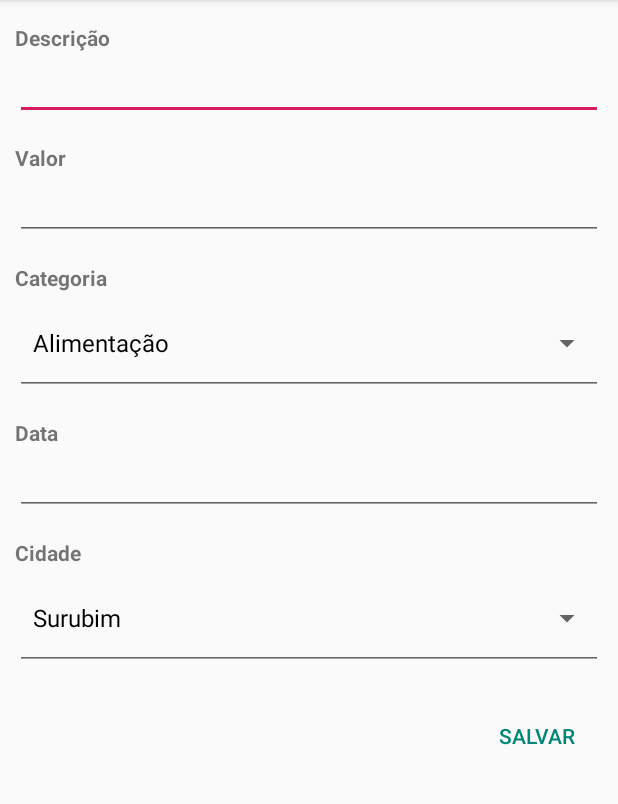
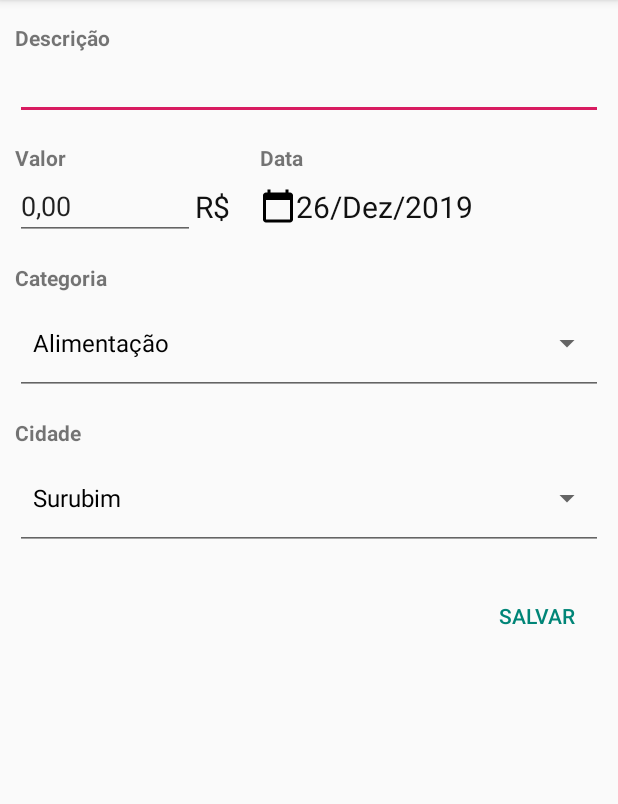
Before and after one commit to ramonsantos/expenses-notebook-android-app, an Android app: the ExpenseFormActivity screen opened directly, with no data from a screen before it, on a phone screen of 412 x 824 dp, the part 84-888 px from its top. Run offline under Robolectric (Android 15) with nearby library versions, the phone set to English and light mode, and no system bars; our stand-ins replace Room's generated code.

Commit message:
Improving Expense form

```diff
--- a/app/src/main/java/io/github/ramonsantos/expensesnotebook/ui/ExpenseFormActivity.kt
+++ b/app/src/main/java/io/github/ramonsantos/expensesnotebook/ui/ExpenseFormActivity.kt
@@ -1,15 +1,19 @@
 package io.github.ramonsantos.expensesnotebook.ui
 
-import androidx.appcompat.app.AppCompatActivity
+import android.app.DatePickerDialog
 import android.os.Bundle
 import android.view.View
 import android.widget.ArrayAdapter
 import android.widget.Spinner
 import android.widget.Toast
+import androidx.appcompat.app.AlertDialog
+import androidx.appcompat.app.AppCompatActivity
 import io.github.ramonsantos.expensesnotebook.R
 import io.github.ramonsantos.expensesnotebook.config.AppDatabase
 import io.github.ramonsantos.expensesnotebook.model.Expense
+import io.github.ramonsantos.expensesnotebook.util.Mask
 import kotlinx.android.synthetic.main.activity_expense_form.*
+import java.util.*
 
 class ExpenseFormActivity : AppCompatActivity() {
     private lateinit var appDatabase: AppDatabase
@@ -25,7 +29,11 @@ class ExpenseFormActivity : AppCompatActivity() {
         appDatabase = AppDatabase.getInstance(applicationContext)
     }
 
-    fun saveExpense(view : View) {
+    fun saveExpense(view: View) {
+        if (!validateForm()) {
+            return
+        }
+
         appDatabase.expenseDao().create(buildExpense())
 
         Toast.makeText(this, R.string.message_expense_created, Toast.LENGTH_SHORT).show()
@@ -33,9 +41,32 @@ class ExpenseFormActivity : AppCompatActivity() {
         super.finish()
     }
 
+    private fun validateForm(): Boolean {
+        if (description_edit_text.text.toString().isBlank()) {
+            showValidatorAlert(getString(R.string.label_description))
+        } else if (amount_edit_text.text.toString().isBlank() || amount_edit_text.text.toString() == "0,00") {
+            showValidatorAlert(getString(R.string.label_amount))
+        } else {
+            return true
+        }
+
+        return false
+    }
+
+    private fun showValidatorAlert(field: String) {
+        var alertDialog = AlertDialog.Builder(this)
+        alertDialog.setTitle(getString(R.string.message_warning))
+        alertDialog.setMessage("${getString(R.string.message_the_field)} \"$field\" ${getString(R.string.message_is_mandatory)}")
+        alertDialog.setPositiveButton(getString(R.string.message_ok), { _, _ -> })
+        alertDialog.show()
+    }
+
     private fun buildComponents() {
         buildCategorySpinner()
         buildPlaceSpinner()
+        buildDatePicker()
+
+        amount_edit_text.addTextChangedListener(Mask.moneyMask(amount_edit_text))
     }
 
     private fun buildCategorySpinner() {
@@ -62,12 +93,56 @@ class ExpenseFormActivity : AppCompatActivity() {
         }
     }
 
+    private fun buildDatePicker() {
+        val calendar = Calendar.getInstance()
+        val currentYear = calendar.get(Calendar.YEAR)
+        val currentMonth = calendar.get(Calendar.MONTH)
+        val currentDay = calendar.get(Calendar.DAY_OF_MONTH)
+
+        date_value_text_view.text = buildDateString(currentYear, currentMonth, currentDay)
+
+        val dpd = DatePickerDialog(
+            this,
+            DatePickerDialog.OnDateSetListener { _, year, monthOfYear, dayOfMonth ->
+                date_value_text_view.text = buildDateString(year, monthOfYear, dayOfMonth)
+            },
+            currentYear,
+            currentMonth,
+            currentDay
+        )
+
+        pick_date_button.setOnClickListener { dpd.show() }
+        date_value_text_view.setOnClickListener { dpd.show() }
+    }
+
+    private fun buildDateString(year: Int, month: Int, day: Int): String {
+        val months = arrayOf(
+            "Jan",
+            "Fev",
+            "Mar",
+            "Abr",
+            "Mai",
+            "Jun",
+            "Jul",
+            "Ago",
+            "Set",
+            "Out",
+            "Nov",
+            "Dez"
+        )
+
+        val dayValue = if (day < 10) "0$day" else "$day"
+        val monthValue = months[month]
+
+        return "$dayValue/$monthValue/$year"
+    }
+
     private fun buildExpense(): Expense {
-        val description : String = description_edit_text.text.toString()
-        val amount : Double = amount_edit_text.text.toString().toDouble()
-        val category : String = categoriesSpinner.selectedItem.toString()
-        val date: String = date_edit_text.text.toString()
-        val place : String = placeSpinner.selectedItem.toString()
+        val description: String = description_edit_text.text.toString()
+        val amount: Double =
+            amount_edit_text.text.toString().replace(".", "").replace(",", ".").toDouble()
+        val category: String = categoriesSpinner.selectedItem.toString()
+        val place: String = placeSpinner.selectedItem.toString()
 
         return Expense(0, description, amount, category, place, "")
     }
--- /dev/null
+++ b/app/src/main/java/io/github/ramonsantos/expensesnotebook/util/Mask.java
@@ -0,0 +1,41 @@
+package io.github.ramonsantos.expensesnotebook.util;
+
+import android.icu.text.NumberFormat;
+import android.text.Editable;
+import android.text.TextWatcher;
+import android.widget.EditText;
+
+public class Mask {
+    public static TextWatcher moneyMask(final EditText editText) {
+        return new TextWatcher() {
+            private String current = "";
+
+            @Override
+            public void beforeTextChanged(CharSequence s, int start, int count, int after) {
+            }
+
+            @Override
+            public void afterTextChanged(Editable s) {
+            }
+
+            @Override
+            public void onTextChanged(CharSequence s, int start, int before, int count) {
+                if (!s.toString().equals(current)) {
+                    editText.removeTextChangedListener(this);
+
+                    String cleanString = s.toString().replaceAll("[R$,.]", "");
+
+                    double parsed = Double.parseDouble(cleanString);
+                    String formatted = NumberFormat.getCurrencyInstance().format((parsed / 100));
+
+                    current = formatted.replaceAll("[R$]", "");
+                    editText.setText(current);
+                    editText.setSelection(current.length());
+
+                    editText.addTextChangedListener(this);
+                }
+            }
+
+        };
+    }
+}
--- /dev/null
+++ b/app/src/main/res/drawable/ic_calendar_today_24px.xml
@@ -0,0 +1,9 @@
+<vector xmlns:android="http://schemas.android.com/apk/res/android"
+    android:width="24dp"
+    android:height="24dp"
+    android:viewportWidth="24"
+    android:viewportHeight="24">
+  <path
+      android:fillColor="#FF000000"
+      android:pathData="M20,3h-1L19,1h-2v2L7,3L7,1L5,1v2L4,3c-1.1,0 -2,0.9 -2,2v16c0,1.1 0.9,2 2,2h16c1.1,0 2,-0.9 2,-2L22,5c0,-1.1 -0.9,-2 -2,-2zM20,21L4,21L4,8h16v13z"/>
+</vector>
--- a/app/src/main/res/layout/activity_expense_form.xml
+++ b/app/src/main/res/layout/activity_expense_form.xml
@@ -1,6 +1,5 @@
 <?xml version="1.0" encoding="utf-8"?>
-<androidx.constraintlayout.widget.ConstraintLayout
-    xmlns:android="http://schemas.android.com/apk/res/android"
+<androidx.constraintlayout.widget.ConstraintLayout xmlns:android="http://schemas.android.com/apk/res/android"
     xmlns:app="http://schemas.android.com/apk/res-auto"
     xmlns:tools="http://schemas.android.com/tools"
     android:layout_width="match_parent"
@@ -8,15 +7,16 @@
     app:layout_behavior="@string/appbar_scrolling_view_behavior"
     tools:context=".ui.ExpenseFormActivity">
 
+    <!-- Description -->
     <TextView
         android:id="@+id/description_text_view"
         android:layout_width="wrap_content"
         android:layout_height="wrap_content"
+        android:layout_marginLeft="10dp"
+        android:layout_marginTop="15dp"
+        android:layout_marginRight="10dp"
         android:text="@string/label_description"
         android:textStyle="bold"
-        android:layout_marginLeft="10dp"
-        android:layout_marginRight="10dp"
-        android:layout_marginTop="15dp"
         app:layout_constraintStart_toStartOf="parent"
         app:layout_constraintTop_toTopOf="parent" />
 
@@ -32,107 +32,131 @@
         app:layout_constraintStart_toStartOf="parent"
         app:layout_constraintTop_toBottomOf="@+id/description_text_view" />
 
+    <!-- Amount-->
     <TextView
         android:id="@+id/amount_text_view"
         android:layout_width="wrap_content"
         android:layout_height="wrap_content"
+        android:layout_marginLeft="10dp"
+        android:layout_marginTop="15dp"
+        android:layout_marginRight="10dp"
         android:text="@string/label_amount"
         android:textStyle="bold"
-        android:layout_marginLeft="10dp"
-        android:layout_marginRight="10dp"
-        android:layout_marginTop="15dp"
         app:layout_constraintStart_toStartOf="parent"
         app:layout_constraintTop_toBottomOf="@+id/description_edit_text" />
 
     <EditText
         android:id="@+id/amount_edit_text"
-        android:layout_width="match_parent"
+        android:layout_width="120dp"
         android:layout_height="wrap_content"
+        android:layout_marginLeft="10dp"
         android:ems="10"
-        android:inputType="numberDecimal"
-        android:layout_marginLeft="10dp"
-        android:layout_marginRight="10dp"
+        android:inputType="number"
+        android:text="0,00"
         app:layout_constraintStart_toStartOf="parent"
         app:layout_constraintTop_toBottomOf="@+id/amount_text_view" />
 
     <TextView
-        android:id="@+id/category_text_view"
+        android:id="@+id/money_text_view"
         android:layout_width="wrap_content"
         android:layout_height="wrap_content"
-        android:text="@string/label_category"
-        android:textStyle="bold"
-        android:layout_marginLeft="10dp"
-        android:layout_marginRight="10dp"
-        android:layout_marginTop="15dp"
-        app:layout_constraintStart_toStartOf="parent"
-        app:layout_constraintTop_toBottomOf="@+id/amount_edit_text" />
+        android:text="R$"
+        android:textColor="#111111"
+        android:textSize="20sp"
+        app:layout_constraintBottom_toBottomOf="@+id/amount_edit_text"
+        app:layout_constraintStart_toEndOf="@+id/amount_edit_text"
+        app:layout_constraintTop_toTopOf="@+id/amount_edit_text" />
 
-    <Spinner
-        android:id="@+id/category_spinner"
-        android:layout_width="match_parent"
-        android:layout_height="wrap_content"
-        style="@style/Base.Widget.AppCompat.Spinner.Underlined"
-        android:layout_marginLeft="10dp"
-        android:layout_marginRight="10dp"
-        app:layout_constraintStart_toStartOf="parent"
-        app:layout_constraintTop_toBottomOf="@+id/category_text_view" />
-
+    <!--date-->
     <TextView
         android:id="@+id/date_text_view"
         android:layout_width="wrap_content"
         android:layout_height="wrap_content"
         android:text="@string/label_date"
         android:textStyle="bold"
+        app:layout_constraintBottom_toBottomOf="@+id/amount_text_view"
+        app:layout_constraintStart_toStartOf="@+id/pick_date_button"
+        app:layout_constraintTop_toTopOf="@+id/amount_text_view" />
+
+    <ImageButton
+        android:id="@+id/pick_date_button"
+        android:layout_width="wrap_content"
+        android:layout_height="wrap_content"
+        android:layout_marginLeft="20dp"
+        android:background="?android:attr/selectableItemBackground"
+        app:layout_constraintBottom_toBottomOf="@+id/amount_edit_text"
+        app:layout_constraintStart_toEndOf="@+id/money_text_view"
+        app:layout_constraintTop_toTopOf="@+id/amount_edit_text"
+        app:srcCompat="@drawable/ic_calendar_today_24px" />
+
+    <TextView
+        android:id="@+id/date_value_text_view"
+        android:layout_width="wrap_content"
+        android:layout_height="wrap_content"
+        android:text="01/01/2020"
+        android:textColor="#111111"
+        android:textSize="20sp"
+        app:layout_constraintBottom_toBottomOf="@+id/pick_date_button"
+        app:layout_constraintStart_toEndOf="@+id/pick_date_button"
+        app:layout_constraintTop_toTopOf="@+id/pick_date_button" />
+
+    <!-- category-->
+    <TextView
+        android:id="@+id/category_text_view"
+        android:layout_width="wrap_content"
+        android:layout_height="wrap_content"
         android:layout_marginLeft="10dp"
+        android:layout_marginTop="15dp"
         android:layout_marginRight="10dp"
-        android:layout_marginTop="15dp"
+        android:text="@string/label_category"
+        android:textStyle="bold"
         app:layout_constraintStart_toStartOf="parent"
-        app:layout_constraintTop_toBottomOf="@+id/category_spinner" />
+        app:layout_constraintTop_toBottomOf="@+id/amount_edit_text" />
 
-    <EditText
-        android:id="@+id/date_edit_text"
+    <Spinner
+        android:id="@+id/category_spinner"
+        style="@style/Base.Widget.AppCompat.Spinner.Underlined"
         android:layout_width="match_parent"
         android:layout_height="wrap_content"
-        android:ems="10"
-        android:inputType="textPersonName"
-        android:text=""
         android:layout_marginLeft="10dp"
         android:layout_marginRight="10dp"
         app:layout_constraintStart_toStartOf="parent"
-        app:layout_constraintTop_toBottomOf="@+id/date_text_view" />
+        app:layout_constraintTop_toBottomOf="@+id/category_text_view" />
 
+    <!--place-->
     <TextView
         android:id="@+id/place_text_view"
         android:layout_width="wrap_content"
         android:layout_height="wrap_content"
+        android:layout_marginLeft="10dp"
+        android:layout_marginTop="15dp"
+        android:layout_marginRight="10dp"
         android:text="@string/label_place"
         android:textStyle="bold"
-        android:layout_marginLeft="10dp"
-        android:layout_marginRight="10dp"
-        android:layout_marginTop="15dp"
         app:layout_constraintStart_toStartOf="parent"
-        app:layout_constraintTop_toBottomOf="@+id/date_edit_text" />
+        app:layout_constraintTop_toBottomOf="@+id/category_spinner" />
 
     <Spinner
         android:id="@+id/place_spinner"
+        style="@style/Base.Widget.AppCompat.Spinner.Underlined"
         android:layout_width="match_parent"
         android:layout_height="wrap_content"
-        style="@style/Base.Widget.AppCompat.Spinner.Underlined"
         android:layout_marginLeft="10dp"
         android:layout_marginRight="10dp"
         app:layout_constraintStart_toStartOf="parent"
         app:layout_constraintTop_toBottomOf="@+id/place_text_view" />
 
+    <!--save button-->
     <Button
         android:id="@+id/save_expense_button"
         android:layout_width="wrap_content"
         android:layout_height="wrap_content"
+        android:layout_marginTop="20dp"
+        android:layout_marginRight="10dp"
+        android:background="?android:attr/selectableItemBackground"
         android:onClick="saveExpense"
         android:text="@string/button_save"
-        android:background="?android:attr/selectableItemBackground"
         android:textColor="@color/colorPrimary"
-        android:layout_marginTop="20dp"
-        android:layout_marginRight="10dp"
         app:layout_constraintEnd_toEndOf="parent"
         app:layout_constraintTop_toBottomOf="@+id/place_spinner" />
 </androidx.constraintlayout.widget.ConstraintLayout>
--- a/app/src/main/res/values/strings.xml
+++ b/app/src/main/res/values/strings.xml
@@ -4,11 +4,16 @@
     <string name="action_settings">Configurações</string>
 
     <string name="message_expense_created">Despesa criada com sucesso!</string>
+    <string name="message_ok">OK</string>
+    <string name="message_warning">Atenção</string>
+    <string name="message_the_field">O campo</string>
+    <string name="message_is_mandatory">é obrigatório</string>
 
     <string name="label_description">Descrição</string>
     <string name="label_amount">Valor</string>
     <string name="label_category">Categoria</string>
     <string name="label_date">Data</string>
     <string name="label_place">Cidade</string>
+
     <string name="button_save">Salvar</string>
 </resources>
```
